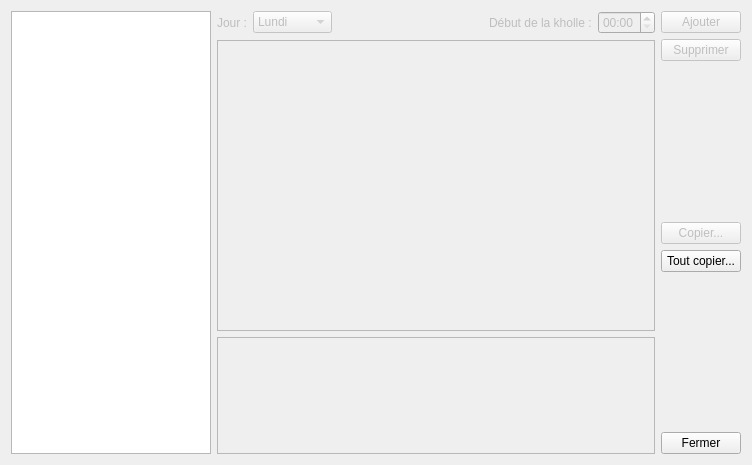
The window that managers/timeslotsmanager.ui (ThFeneuil/KholloAutoQt) describes before a commit, drawn with Qt 5.
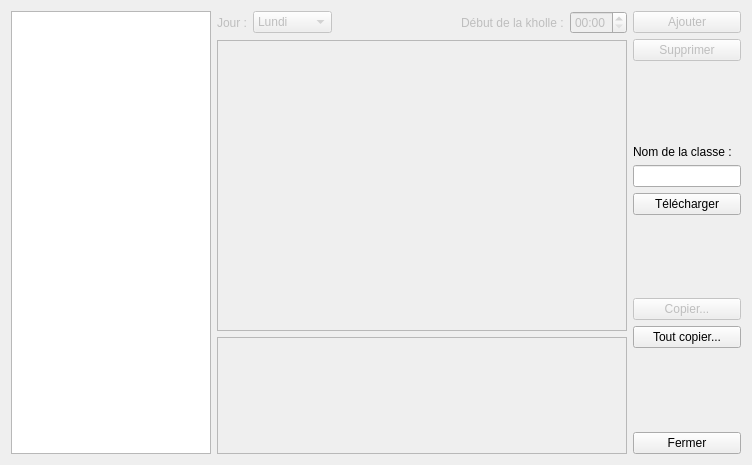
The same window after the commit.

What changed in the file:
```diff
--- a/managers/timeslotsmanager.ui
+++ b/managers/timeslotsmanager.ui
@@ -182,6 +182,43 @@
        </property>
       </spacer>
      </item>
+     <item>
+      <widget class="QLabel" name="label">
+       <property name="text">
+        <string>Nom de la classe :</string>
+       </property>
+      </widget>
+     </item>
+     <item>
+      <widget class="QLineEdit" name="edit_name_class">
+       <property name="sizePolicy">
+        <sizepolicy hsizetype="Minimum" vsizetype="Fixed">
+         <horstretch>0</horstretch>
+         <verstretch>0</verstretch>
+        </sizepolicy>
+       </property>
+      </widget>
+     </item>
+     <item>
+      <widget class="QPushButton" name="dowloadButton">
+       <property name="text">
+        <string>Télécharger</string>
+       </property>
+      </widget>
+     </item>
+     <item>
+      <spacer name="verticalSpacer_3">
+       <property name="orientation">
+        <enum>Qt::Vertical</enum>
+       </property>
+       <property name="sizeHint" stdset="0">
+        <size>
+         <width>20</width>
+         <height>40</height>
+        </size>
+       </property>
+      </spacer>
+     </item>
      <item>
       <widget class="QPushButton" name="copyButton">
        <property name="enabled">
```
